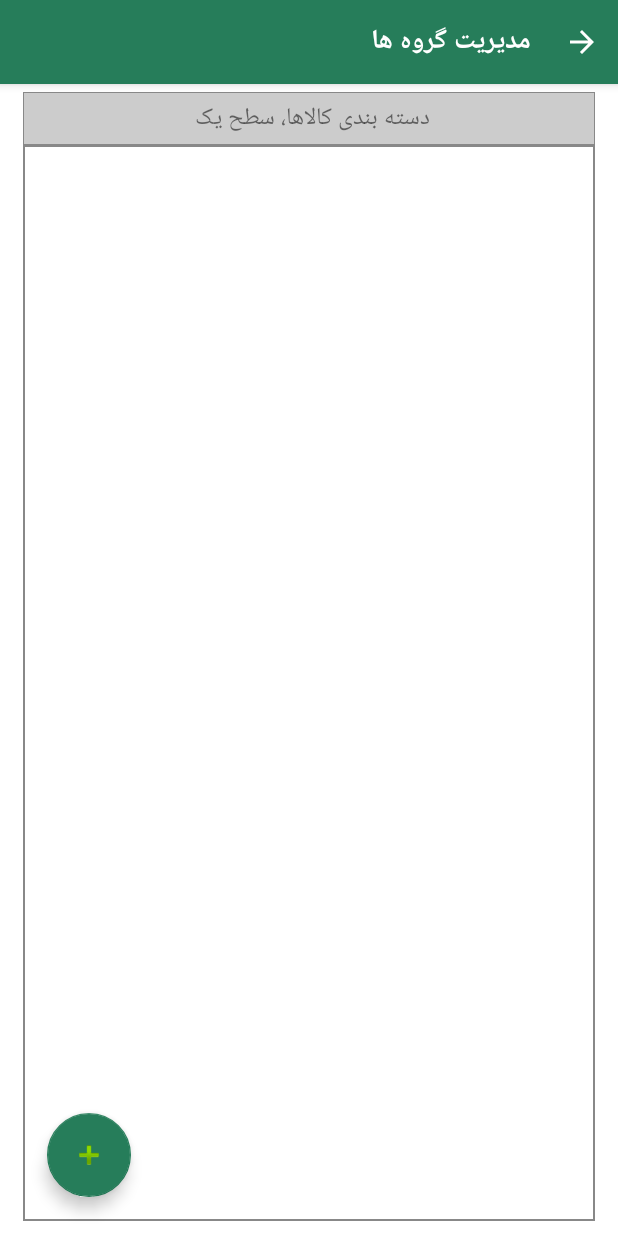
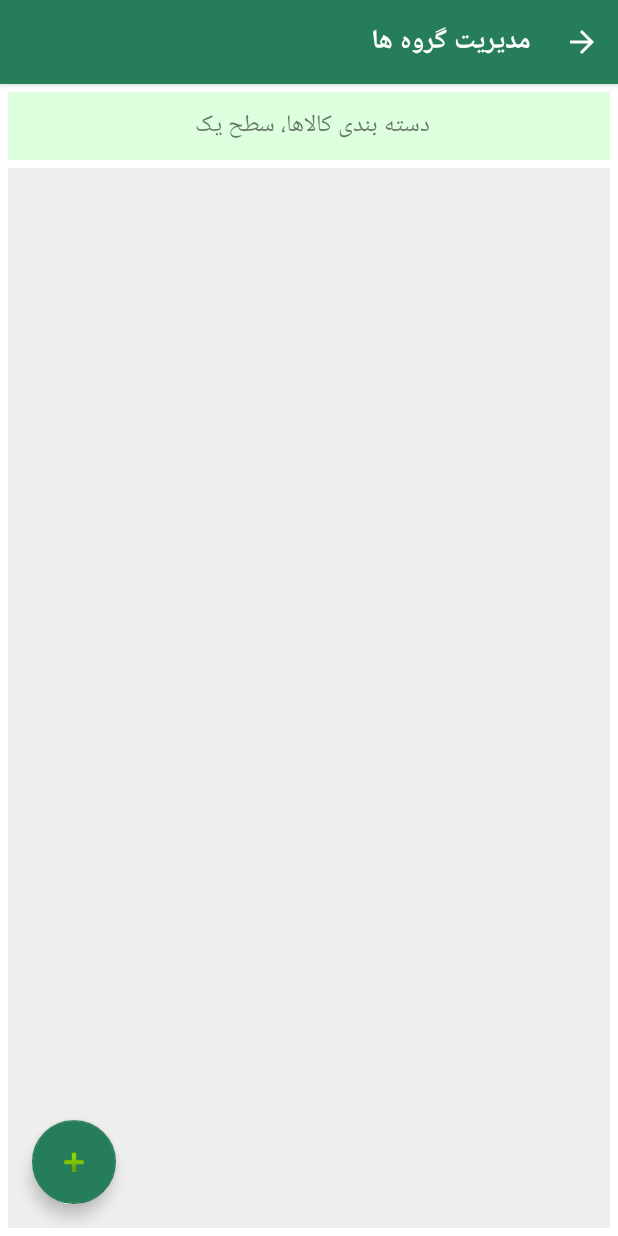
Before and after one commit to malekabadi/Response, an Android app: the CategoryMng screen opened directly, with no data from a screen before it, on a phone screen of 412 x 824 dp. Run offline under Robolectric (Android 15) with nearby library versions, the phone set to English and light mode, and no system bars.

Commit message:
1396/20/20

```diff
--- a/respons/src/main/res/layout/category_mng.xml
+++ b/respons/src/main/res/layout/category_mng.xml
@@ -10,10 +10,10 @@
     <TextView
         android:id="@+id/title"
         android:layout_width="match_parent"
-        android:layout_height="35dp"
-        android:background="@drawable/button"
-	    android:layout_marginLeft="15dp"
-	    android:layout_marginRight="15dp"
+        android:layout_height="45dp"
+        android:background="#dfd"
+	    android:layout_marginLeft="5dp"
+	    android:layout_marginRight="5dp"
 	    android:layout_marginTop="5dp"
 	    android:gravity="center"
         android:textSize="16dp"
@@ -26,11 +26,11 @@
         android:layout_height="match_parent"
         android:layout_below="@+id/title"
         android:layout_weight="2.36"
-        android:background="@drawable/listv"
-	    android:layout_marginLeft="15dp"
-	    android:layout_marginRight="15dp"
-	    android:layout_marginTop="0dp"
-	    android:layout_marginBottom="10dp"
+        android:background="#eee"
+	    android:layout_marginLeft="5dp"
+	    android:layout_marginRight="5dp"
+	    android:layout_marginTop="5dp"
+	    android:layout_marginBottom="5dp"
         android:textSize="12pt" >
 
     </ListView>
```
Also changed, not shown: respons/src/main/res/layout/subcat_mng.xml (+8 -8 lines).
